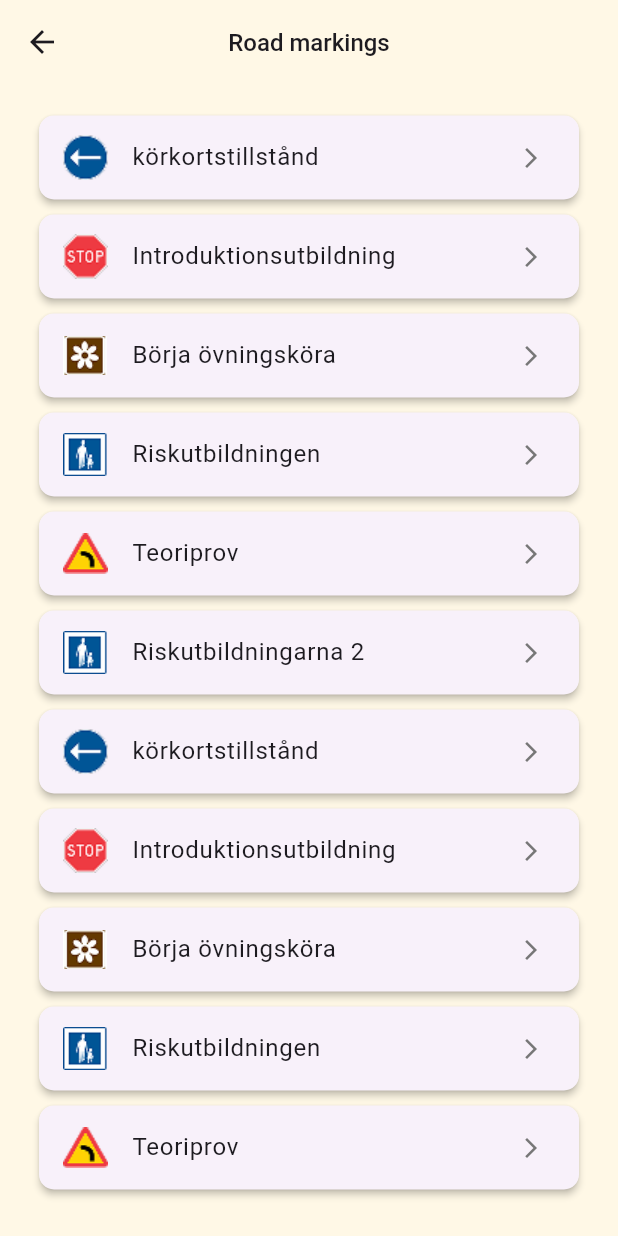
After one commit to SalohiddinSayfiddinov/edu_project, a Flutter app: the Todolistscreen screen opened directly, on a phone screen of 412 x 824 dp. The commit adds this screen. Run offline on Flutter 3.47's test engine with Material 3 defaults, Android fonts, the phone set to English and light mode, and no system bars; our stand-ins replace flutter_svg; missing offline and left inert: flag.

Commit message:
add todolist

```diff
--- a/lib/main.dart
+++ b/lib/main.dart
@@ -1,3 +1,4 @@
+import 'package:edu_project/todolist.dart';
 import 'package:flutter/material.dart';
 
 import 'presentation/auth/view/frist_page.dart';
--- /dev/null
+++ b/lib/todolist.dart
@@ -0,0 +1,61 @@
+import 'package:flutter/material.dart';
+
+class Todolistscreen extends StatelessWidget {
+  Todolistscreen({super.key});
+
+  final List<Map<String, String>> items = [
+    {"image": "assets/images/d1-1 1.png", "title": "körkortstillstånd"},
+    {"image": "assets/images/b2-1 1.png", "title": "Introduktionsutbildning"},
+    {"image": "assets/images/i1-1 1.png", "title": "Börja övningsköra"},
+    {"image": "assets/images/e7-1 1 (1).png", "title": "Riskutbildningen"},
+    {"image": "assets/images/a1-1 1.png", "title": "Teoriprov"},
+    {"image": "assets/images/e7-1 2.png", "title": "Riskutbildningarna 2"},
+    {"image": "assets/images/d1-1 1 (1).png", "title": "körkortstillstånd"},
+    {"image": "assets/images/b2-1 1 (1).png", "title": "Introduktionsutbildning"},
+    {"image": "assets/images/i1-1 1.png", "title": "Börja övningsköra"},
+    {"image": "assets/images/e7-1 1 (1).png", "title": "Riskutbildningen"},
+    {"image": "assets/images/a1-1 1.png", "title": "Teoriprov"},
+  ];
+
+  @override
+  Widget build(BuildContext context) {
+    return Scaffold(
+      backgroundColor: Color(0xFFFFF8E6),
+      appBar: AppBar(
+        title: Text(
+          "Road markings",
+          style: TextStyle(fontSize: 16,fontWeight: FontWeight.w500),
+        ),
+        centerTitle: true,
+     backgroundColor: Color(0xFFFFF8E6),
+      ),
+      body: Padding(
+        padding: const EdgeInsets.all(16.0),
+        child: ListView.builder(
+          itemCount: items.length,
+          itemBuilder: (context, index) {
+            return Card(
+              elevation: 2,
+              shape: RoundedRectangleBorder(
+                borderRadius: BorderRadius.circular(10),
+              ),
+              margin: EdgeInsets.symmetric(vertical: 5, horizontal: 10),
+              child: ListTile(
+                leading: Image.asset(
+                  items[index]["image"]!,
+                  width: 30,
+                  height: 30,
+                  fit: BoxFit.contain,
+                ),
+                title: Text(items[index]["title"]!),
+                trailing: Icon(Icons.arrow_forward_ios, size: 16,color: Color(0xFF777777),
+                ),
+                onTap: () {},
+              ),
+            );
+          },
+        ),
+      ),
+    );
+  }
+}
--- /dev/null
+++ b/lib/todolist2.dart
@@ -0,0 +1,61 @@
+import 'package:flutter/material.dart';
+
+class Todolistscreen2 extends StatelessWidget {
+  Todolistscreen2({super.key});
+
+  final List<Map<String, String>> items = [
+    {"image": "assets/images/d1-1 1.png", "title": "körkortstillstånd"},
+    {"image": "assets/images/b2-1 1.png", "title": "Introduktionsutbildning"},
+    {"image": "assets/images/i1-1 1.png", "title": "Börja övningsköra"},
+    {"image": "assets/images/e7-1 1 (1).png", "title": "Riskutbildningen"},
+    {"image": "assets/images/a1-1 1.png", "title": "Teoriprov"},
+    {"image": "assets/images/e7-1 2.png", "title": "Riskutbildningarna 2"},
+    {"image": "assets/images/d1-1 1 (1).png", "title": "körkortstillstånd"},
+    {"image": "assets/images/b2-1 1 (1).png", "title": "Introduktionsutbildning"},
+    {"image": "assets/images/i1-1 1.png", "title": "Börja övningsköra"},
+    {"image": "assets/images/e7-1 1 (1).png", "title": "Riskutbildningen"},
+    {"image": "assets/images/a1-1 1.png", "title": "Teoriprov"},
+  ];
+
+  @override
+  Widget build(BuildContext context) {
+    return Scaffold(
+      backgroundColor: Color(0xFFFFF8E6),
+      appBar: AppBar(leading: IconButton(onPressed: (){},icon: Icon(Icons.arrow_forward_outlined), ),
+        title: Text(
+          "Road markings",
+          style: TextStyle(fontSize: 16,fontWeight: FontWeight.w500),
+        ),
+        centerTitle: true,
+     backgroundColor: Color(0xFFFFF8E6),
+      ),
+      body: Padding(
+        padding: const EdgeInsets.all(16.0),
+        child: ListView.builder(
+          itemCount: items.length,
+          itemBuilder: (context, index) {
+            return Card(
+              elevation: 2,
+              shape: RoundedRectangleBorder(
+                borderRadius: BorderRadius.circular(10),
+              ),
+              margin: EdgeInsets.symmetric(vertical: 5, horizontal: 10),
+              child: ListTile(
+                leading: Image.asset(
+                  items[index]["image"]!,
+                  width: 30,
+                  height: 30,
+                  fit: BoxFit.contain,
+                ),
+                title: Text(items[index]["title"]!),
+                trailing: Icon(Icons.arrow_forward_ios, size: 16,color: Color(0xFF777777),
+                ),
+                onTap: () {},
+              ),
+            );
+          },
+        ),
+      ),
+    );
+  }
+}
--- /dev/null
+++ b/lib/todolist3.dart
@@ -0,0 +1,61 @@
+import 'package:flutter/material.dart';
+
+class Todolistscreen3 extends StatelessWidget {
+  Todolistscreen3({super.key});
+
+  final List<Map<String, String>> items = [
+    {"image": "assets/images/d1-1 1.png", "title": "körkortstillstånd"},
+    {"image": "assets/images/b2-1 1.png", "title": "Introduktionsutbildning"},
+    {"image": "assets/images/i1-1 1.png", "title": "Börja övningsköra"},
+    {"image": "assets/images/e7-1 1 (1).png", "title": "Riskutbildningen"},
+    {"image": "assets/images/a1-1 1.png", "title": "Teoriprov"},
+    {"image": "assets/images/e7-1 2.png", "title": "Riskutbildningarna 2"},
+    {"image": "assets/images/d1-1 1 (1).png", "title": "körkortstillstånd"},
+    {"image": "assets/images/b2-1 1 (1).png", "title": "Introduktionsutbildning"},
+    {"image": "assets/images/i1-1 1.png", "title": "Börja övningsköra"},
+    {"image": "assets/images/e7-1 1 (1).png", "title": "Riskutbildningen"},
+    {"image": "assets/images/a1-1 1.png", "title": "Teoriprov"},
+  ];
+
+  @override
+  Widget build(BuildContext context) {
+    return Scaffold(
+      backgroundColor: Color(0xFFFFF8E6),
+      appBar: AppBar(leading: IconButton(onPressed: (){},icon: Icon(Icons.arrow_forward_outlined), ),
+        title: Text(
+          "Driving License Guide",
+          style: TextStyle(fontSize: 16,fontWeight: FontWeight.w500),
+        ),
+        centerTitle: true,
+     backgroundColor: Color(0xFFFFF8E6),
+      ),
+      body: Padding(
+        padding: const EdgeInsets.all(16.0),
+        child: ListView.builder(
+          itemCount: items.length,
+          itemBuilder: (context, index) {
+            return Card(
+              elevation: 2,
+              shape: RoundedRectangleBorder(
+                borderRadius: BorderRadius.circular(10),
+              ),
+              margin: EdgeInsets.symmetric(vertical: 5, horizontal: 10),
+              child: ListTile(
+                leading: Image.asset(
+                  items[index]["image"]!,
+                  width: 30,
+                  height: 30,
+                  fit: BoxFit.contain,
+                ),
+                title: Text(items[index]["title"]!),
+                trailing: Icon(Icons.arrow_forward_ios, size: 16,color: Color(0xFF777777),
+                ),
+                onTap: () {},
+              ),
+            );
+          },
+        ),
+      ),
+    );
+  }
+}
```
Also changed, not shown: assets/images/a1-1 1.png (added), assets/images/b2-1 1 (1).png (added), assets/images/b2-1 1.png (added), assets/images/d1-1 1 (1).png (added), assets/images/d1-1 1.png (added), assets/images/e7-1 1 (1).png (added), assets/images/e7-1 2.png (added), assets/images/i1-1 1.png (added).
